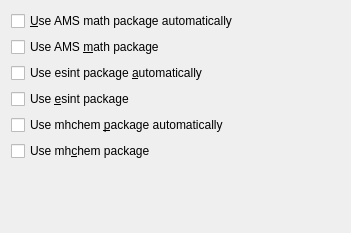
The window that src/frontends/qt4/ui/MathsUi.ui (cburschka/lyx) describes before a commit, drawn with Qt 5.
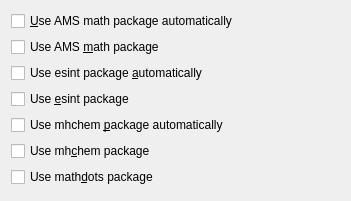
The same window after the commit.

Commit message: support to load the mathdots package via the document settings; fixes #5373; fileformat change

Patch:
```diff
--- a/src/frontends/qt4/ui/MathsUi.ui
+++ b/src/frontends/qt4/ui/MathsUi.ui
@@ -6,7 +6,7 @@
     <x>0</x>
     <y>0</y>
     <width>351</width>
-    <height>233</height>
+    <height>201</height>
    </rect>
   </property>
   <property name="windowTitle">
@@ -83,6 +83,16 @@
     </widget>
    </item>
    <item row="6" column="0">
+    <widget class="QCheckBox" name="mathdotsCB">
+     <property name="toolTip">
+      <string>The LaTeX package mathdots is used</string>
+     </property>
+     <property name="text">
+      <string>Use math&amp;dots package</string>
+     </property>
+    </widget>
+   </item>
+   <item row="7" column="0">
     <spacer>
      <property name="orientation">
       <enum>Qt::Vertical</enum>
```
The commit also changes 6 other files.
